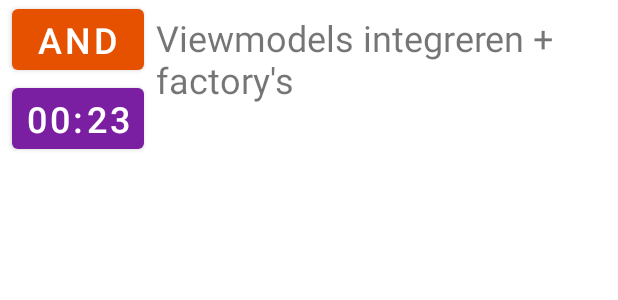
After one commit to HoGentTIN/native-apps-aalst-Helmidyh, an Android app: the layout list_item_studie_task.xml on its own in the app's theme, with its tools: preview values and no code run, on a phone screen of 412 x 824 dp. The commit adds this screen. Shown: the top 300 px of the screen. Run offline under Robolectric (Android 15) with nearby library versions, the phone set to English and light mode, and no system bars.

Commit message:
Feature: HomeViewmodel livedata aanpassingen

```diff
--- a/app/src/main/java/com/example/studymanager/database/StudieDatabaseDAO.kt
+++ b/app/src/main/java/com/example/studymanager/database/StudieDatabaseDAO.kt
@@ -3,6 +3,7 @@ package com.example.studymanager.database
 import androidx.lifecycle.LiveData
 import androidx.room.*
 import com.example.studymanager.domain.StudieTask
+import com.example.studymanager.domain.StudieVak
 
 @Dao
 interface StudieDatabaseDAO {
@@ -20,9 +21,11 @@ interface StudieDatabaseDAO {
     fun delete(task: StudieTask)
 
     @Query("SELECT * from study_task_table ORDER BY studyTaskId DESC")
-    fun getAllTasks():LiveData<List<StudieTask>>
+    fun getAllTasks():List<StudieTask>
 
     @Query("SELECT * from study_task_table ORDER BY studyTaskId DESC LIMIT 1")
     fun getMostRecentTask():StudieTask?
 
+    @Query("SELECT * from study_task_table WHERE studie_vak = :vak ")
+    fun getAllTasksForVak(vak: String):List<StudieTask>
 }
--- a/app/src/main/java/com/example/studymanager/domain/StudieTask.kt
+++ b/app/src/main/java/com/example/studymanager/domain/StudieTask.kt
@@ -13,5 +13,8 @@ data class StudieTask(
     @ColumnInfo(name = "total_task_duration")
     val totalTaskDuration: Long,
     @ColumnInfo(name = "remaining_task_time")
-    var remainingTaskTime: Long
+    var remainingTaskTime: Long,
+    @ColumnInfo(name = "studie_vak")
+    var vak: String
+
 )
--- a/app/src/main/res/layout/activity_main.xml
+++ b/app/src/main/res/layout/activity_main.xml
@@ -1,8 +1,7 @@
 <?xml version="1.0" encoding="utf-8"?>
 <layout xmlns:android="http://schemas.android.com/apk/res/android"
     xmlns:app="http://schemas.android.com/apk/res-auto"
-    xmlns:tools="http://schemas.android.com/tools"
-    >
+    xmlns:tools="http://schemas.android.com/tools">
 
 
     <androidx.constraintlayout.widget.ConstraintLayout
--- a/app/src/main/res/layout/fragment_studiesessie.xml
+++ b/app/src/main/res/layout/fragment_studiesessie.xml
@@ -7,7 +7,6 @@
         android:layout_width="match_parent"
         android:layout_height="match_parent"
         android:orientation="vertical">
-
 
         <TextView
             android:id="@+id/txt_task_timer"
--- a/app/src/main/res/layout/fragment_studiesessie_creatie.xml
+++ b/app/src/main/res/layout/fragment_studiesessie_creatie.xml
@@ -50,8 +50,7 @@
             <NumberPicker
                 android:id="@+id/nmbr_picker_hour"
                 android:layout_width="wrap_content"
-                android:layout_height="wrap_content"
-                ></NumberPicker>
+                android:layout_height="wrap_content"></NumberPicker>
 
             <NumberPicker
                 android:id="@+id/nmbr_picker_minute"
@@ -77,9 +76,8 @@
                 android:id="@+id/txt_task_create_name"
                 android:layout_width="match_parent"
                 android:layout_height="wrap_content"
-                android:hint="Naam taak"
 
-                >
+                android:hint="Naam taak">
 
             </com.google.android.material.textfield.TextInputEditText>
 
--- a/app/src/main/res/layout/fragment_vakken.xml
+++ b/app/src/main/res/layout/fragment_vakken.xml
@@ -3,10 +3,11 @@
     xmlns:app="http://schemas.android.com/apk/res-auto">
 
     <androidx.constraintlayout.widget.ConstraintLayout
-
         android:layout_width="match_parent"
         android:layout_height="match_parent"
-        android:orientation="vertical">
+        android:orientation="vertical"
+
+        >
 
         <androidx.recyclerview.widget.RecyclerView
             android:layout_width="match_parent"
--- /dev/null
+++ b/app/src/main/res/layout/list_item_studie_task.xml
@@ -0,0 +1,57 @@
+<?xml version="1.0" encoding="utf-8"?>
+
+<layout xmlns:android="http://schemas.android.com/apk/res/android"
+    xmlns:app="http://schemas.android.com/apk/res-auto"
+    xmlns:tools="http://schemas.android.com/tools">
+
+    <androidx.constraintlayout.widget.ConstraintLayout
+        android:layout_width="match_parent"
+        android:layout_height="wrap_content">
+
+        <TextView
+            android:id="@+id/txt_list_item_task_title"
+            android:layout_width="0dp"
+            android:layout_height="wrap_content"
+            android:layout_marginStart="8dp"
+            android:layout_marginEnd="8dp"
+            android:lines="3"
+            android:text="Viewmodels integreren + factory's"
+            android:textSize="24sp"
+            app:autoSizeTextType="none"
+            app:layout_constraintBottom_toBottomOf="@+id/btn_task_time_rem"
+            app:layout_constraintEnd_toEndOf="parent"
+            app:layout_constraintStart_toEndOf="@+id/btn_vak_Afk"
+            app:layout_constraintTop_toTopOf="@+id/btn_vak_Afk" />
+
+        <com.google.android.material.button.MaterialButton
+            android:id="@+id/btn_vak_Afk"
+            android:layout_width="wrap_content"
+            android:layout_height="wrap_content"
+            android:layout_marginStart="8dp"
+            android:paddingLeft="4dp"
+            android:paddingRight="4dp"
+            android:text="And"
+            android:textSize="24sp"
+            app:backgroundTint="@color/colorTaskVak"
+            app:iconPadding="8dp"
+            app:layout_constraintBottom_toTopOf="@+id/btn_task_time_rem"
+            app:layout_constraintStart_toStartOf="parent"
+            app:layout_constraintTop_toTopOf="parent"
+            app:layout_constraintVertical_chainStyle="packed" />
+
+        <com.google.android.material.button.MaterialButton
+            android:id="@+id/btn_task_time_rem"
+            android:layout_width="wrap_content"
+            android:layout_height="wrap_content"
+            android:paddingLeft="4dp"
+            android:paddingRight="4dp"
+            android:text="00:23"
+            android:textSize="24sp"
+            app:backgroundTint="@color/colorTaskTime"
+            app:iconPadding="8dp"
+            app:layout_constraintBottom_toBottomOf="parent"
+            app:layout_constraintEnd_toEndOf="@+id/btn_vak_Afk"
+            app:layout_constraintStart_toStartOf="@+id/btn_vak_Afk"
+            app:layout_constraintTop_toBottomOf="@+id/btn_vak_Afk" />
+    </androidx.constraintlayout.widget.ConstraintLayout>
+</layout>
--- a/app/src/main/res/values/colors.xml
+++ b/app/src/main/res/values/colors.xml
@@ -4,5 +4,7 @@
     <color name="colorPrimaryDark">#009A9D</color>
     <color name="colorPrimaryLight">#66ffff</color>
     <color name="colorAccent">#FFFFFF</color>
+    <color name="colorTaskTime">#7B1FA2</color>
+    <color name="colorTaskVak">#E65100</color>
 
 </resources>
```
Also changed, not shown: app/src/main/java/com/example/studymanager/domain/StudieTaskRepository.kt (+11 -1 lines), app/src/main/java/com/example/studymanager/domain/StudieVak.kt (added, +15 -0 lines), app/src/main/java/com/example/studymanager/ui/home/HomeFragment.kt (+23 -15 lines), app/src/main/java/com/example/studymanager/ui/home/HomeViewModel.kt (+37 -16 lines), app/src/main/java/com/example/studymanager/ui/home/adapters/HomeTaskAdapter.kt (+28 -6 lines), app/src/main/res/layout/fragment_home.xml (+10 -4 lines), app/src/main/res/layout/fragment_stats.xml (+7 -8 lines), app/src/main/res/layout/fragment_login.xml (line endings or trailing spaces), app/src/main/res/layout/fragment_register.xml (line endings or trailing spaces).
